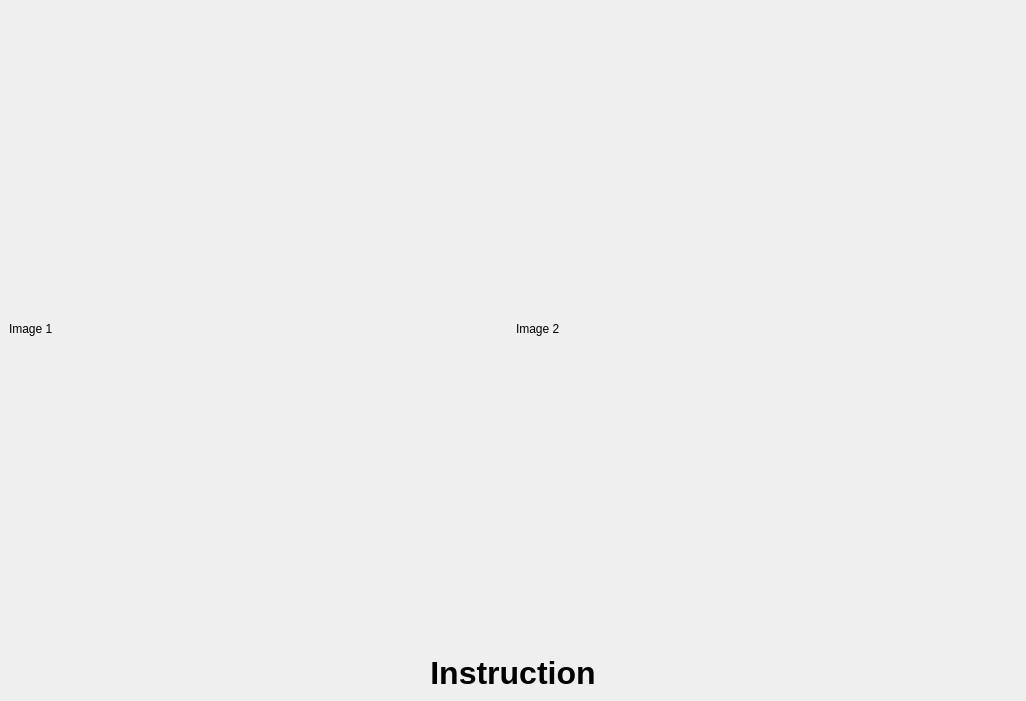
First picture: the form in design.ui, repository vnmo/GabrielLego, before the edit.
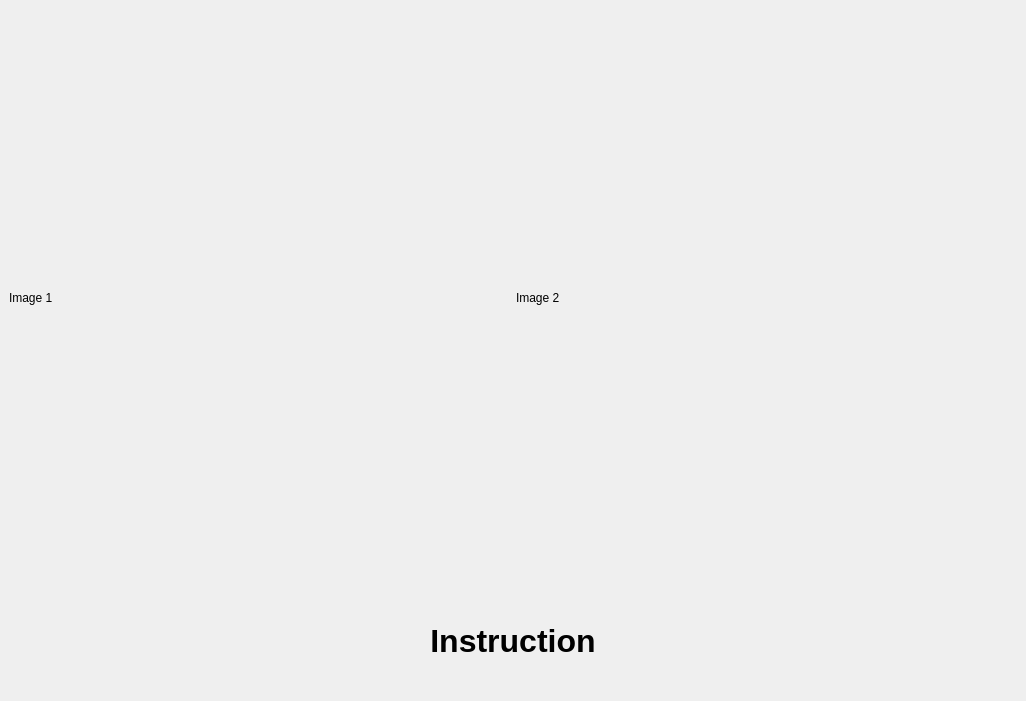
Second picture: the form after the edit.

The edit to the form file:
```diff
--- a/design.ui
+++ b/design.ui
@@ -39,6 +39,12 @@
             <verstretch>0</verstretch>
            </sizepolicy>
           </property>
+          <property name="minimumSize">
+           <size>
+            <width>0</width>
+            <height>500</height>
+           </size>
+          </property>
           <property name="text">
            <string>Image 1</string>
           </property>
@@ -55,6 +61,12 @@
             <verstretch>0</verstretch>
            </sizepolicy>
           </property>
+          <property name="minimumSize">
+           <size>
+            <width>0</width>
+            <height>500</height>
+           </size>
+          </property>
           <property name="text">
            <string>Image 2</string>
           </property>
@@ -68,11 +80,23 @@
       <item>
        <widget class="QLabel" name="instruction_label">
         <property name="sizePolicy">
-         <sizepolicy hsizetype="Expanding" vsizetype="Maximum">
+         <sizepolicy hsizetype="Fixed" vsizetype="MinimumExpanding">
           <horstretch>0</horstretch>
           <verstretch>0</verstretch>
          </sizepolicy>
         </property>
+        <property name="minimumSize">
+         <size>
+          <width>0</width>
+          <height>100</height>
+         </size>
+        </property>
+        <property name="maximumSize">
+         <size>
+          <width>1026</width>
+          <height>100</height>
+         </size>
+        </property>
         <property name="font">
          <font>
           <pointsize>24</pointsize>
```
Left out of the diff: 2 changed lines with no effect on the pictures.
